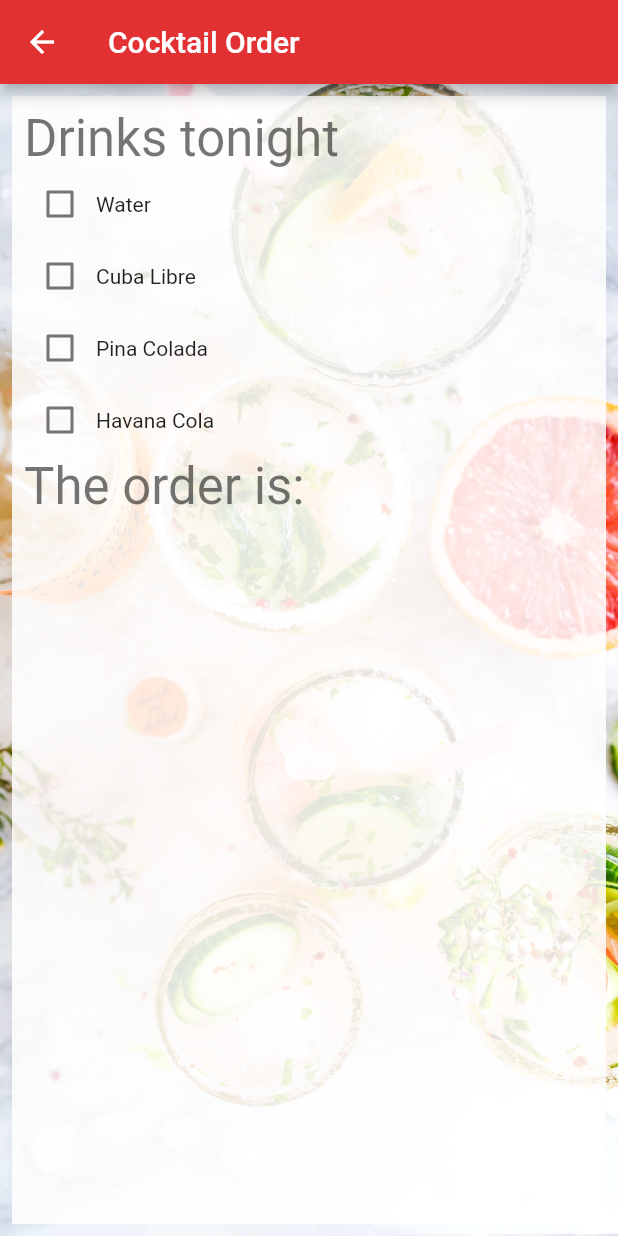
After one commit to md-weber/state_tutorials, a Flutter app: the CheckboxProviderScreen screen opened directly, on a phone screen of 412 x 824 dp. The commit adds this screen. Run offline on Flutter 3.47's test engine with Material 2 defaults, Android fonts, the phone set to English and light mode, and no system bars.

Commit message:
cleanup the examples and extract widgets

```diff
--- a/lib/main.dart
+++ b/lib/main.dart
@@ -1,5 +1,5 @@
 import 'package:flutter/material.dart';
-import 'package:smtutorial/setState/checkbox_screen.dart';
+import 'package:smtutorial/setState/checkbox_setState_screen.dart';
 
 void main() {
   runApp(MyApp());
@@ -13,7 +13,7 @@ class MyApp extends StatelessWidget {
       debugShowCheckedModeBanner: false,
       title: 'Flutter Demo',
       theme: ThemeData.light().copyWith(primaryColor: Color(0xFFe13133)),
-      home: CheckBoxScreen(),
+      home: CheckBoxSetStateScreen(),
     );
   }
 }
--- /dev/null
+++ b/lib/models/drink.dart
@@ -0,0 +1,6 @@
+class Drink {
+  String name;
+  bool selected;
+
+  Drink(this.name, this.selected);
+}
--- /dev/null
+++ b/lib/provider/checkbox_provider_screen.dart
@@ -0,0 +1,73 @@
+import 'package:flutter/material.dart';
+import 'package:smtutorial/models/drink.dart';
+import 'package:smtutorial/widgets/drinks_widget.dart';
+
+import '../constants.dart';
+
+class CheckboxProviderScreen extends StatelessWidget {
+  final List<Drink> drinks = [
+    Drink("Water", false),
+    Drink("Cuba Libre", false),
+    Drink("Pina Colada", false),
+    Drink("Havana Cola", false)
+  ];
+
+  @override
+  Widget build(BuildContext context) {
+    var selectedDrinks = drinks.where((element) => element.selected);
+
+    return Scaffold(
+      appBar: AppBar(
+        title: Text("Cocktail Order"),
+      ),
+      body: Container(
+        decoration: kMainBackgroundImage,
+        child: SafeArea(
+          child: Padding(
+            padding: const EdgeInsets.all(8.0),
+            child: Container(
+              padding: EdgeInsets.all(8.0),
+              decoration: kWhiteBackground,
+              child: Column(
+                crossAxisAlignment: CrossAxisAlignment.start,
+                children: [
+                  Text(
+                    "Drinks tonight",
+                    style: Theme.of(context).textTheme.headline4,
+                  ),
+                  ...drinks
+                      .map(
+                        (drink) => DrinksWidget(
+                          drink: drink,
+                          onChanged: (value) {
+                            // TODO: Use Provider
+                            /*setState(() {
+                              drink.selected = value;
+                            });*/
+                          },
+                        ),
+                      )
+                      .toList(),
+                  Text(
+                    "The order is: ",
+                    style: Theme.of(context).textTheme.headline4,
+                  ),
+                  Expanded(
+                    child: ListView.builder(
+                      itemBuilder: (context, index) => ListTile(
+                        title: Text(
+                          selectedDrinks.toList()[index].name,
+                        ),
+                      ),
+                      itemCount: selectedDrinks.length,
+                    ),
+                  ),
+                ],
+              ),
+            ),
+          ),
+        ),
+      ),
+    );
+  }
+}
--- /dev/null
+++ b/lib/widgets/drinks_widget.dart
@@ -0,0 +1,22 @@
+import 'package:flutter/material.dart';
+import 'package:smtutorial/models/drink.dart';
+
+class DrinksWidget extends StatelessWidget {
+  final Drink drink;
+  final Function onChanged;
+
+  const DrinksWidget({Key key, this.drink, this.onChanged}) : super(key: key);
+
+  @override
+  Widget build(BuildContext context) {
+    return Row(
+      children: [
+        Checkbox(
+          value: drink.selected,
+          onChanged: onChanged,
+        ),
+        Text(drink.name)
+      ],
+    );
+  }
+}
```
Also changed, not shown: lib/setState/checkbox_setState_screen.dart (renamed from lib/setState/checkbox_screen.dart, +7 -32 lines), lib/provider/checkbox_provider.dart (added).
